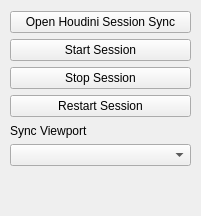
Old version of the form Gems/Gamiant/HoudiniEngine/Code/Source/UI/HoudiniSessionControls.ui in the repository Gamiant/o3de.
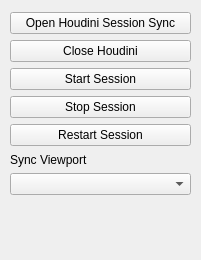
New version of the form.

What changed in the file:
```diff
--- a/Gems/Gamiant/HoudiniEngine/Code/Source/UI/HoudiniSessionControls.ui
+++ b/Gems/Gamiant/HoudiniEngine/Code/Source/UI/HoudiniSessionControls.ui
@@ -7,7 +7,7 @@
     <x>0</x>
     <y>0</y>
     <width>201</width>
-    <height>216</height>
+    <height>260</height>
    </rect>
   </property>
   <property name="minimumSize">
@@ -25,7 +25,7 @@
      <x>10</x>
      <y>-10</y>
      <width>181</width>
-     <height>176</height>
+     <height>205</height>
     </rect>
    </property>
    <layout class="QVBoxLayout" name="verticalLayout">
@@ -43,6 +43,13 @@
       </property>
      </widget>
     </item>
+    <item>
+     <widget class="QPushButton" name="pbCloseHoudini">
+      <property name="text">
+       <string>Close Houdini</string>
+      </property>
+     </widget>
+    </item>
     <item>
      <widget class="QPushButton" name="pbStartSession">
       <property name="text">
```
Lines whose indentation alone changed are shown as unchanged.
